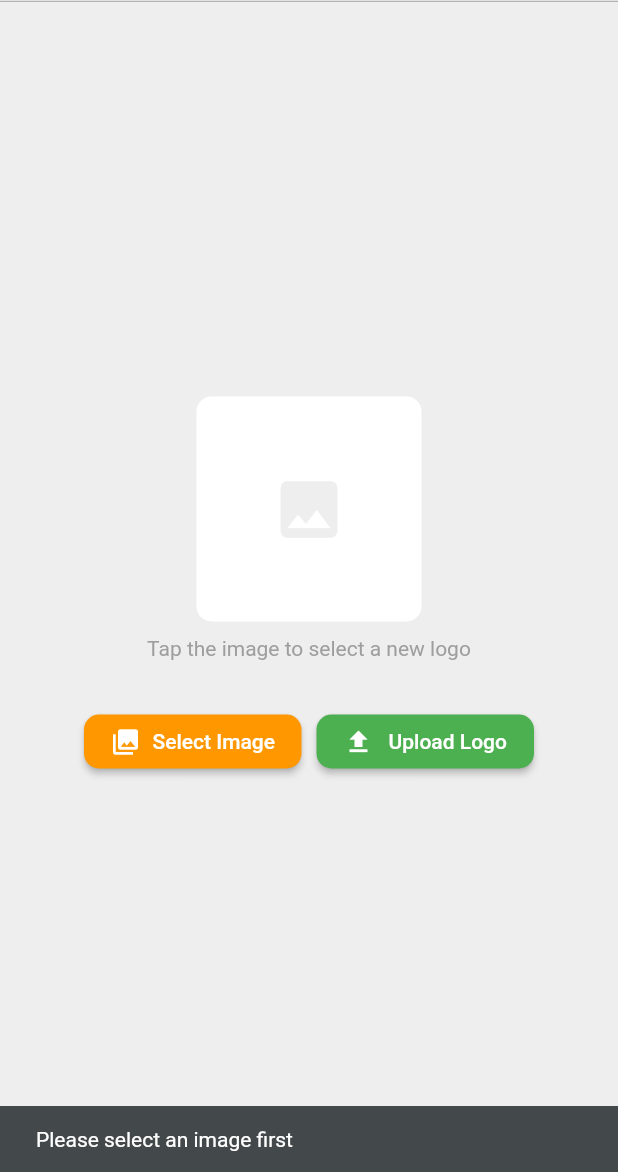
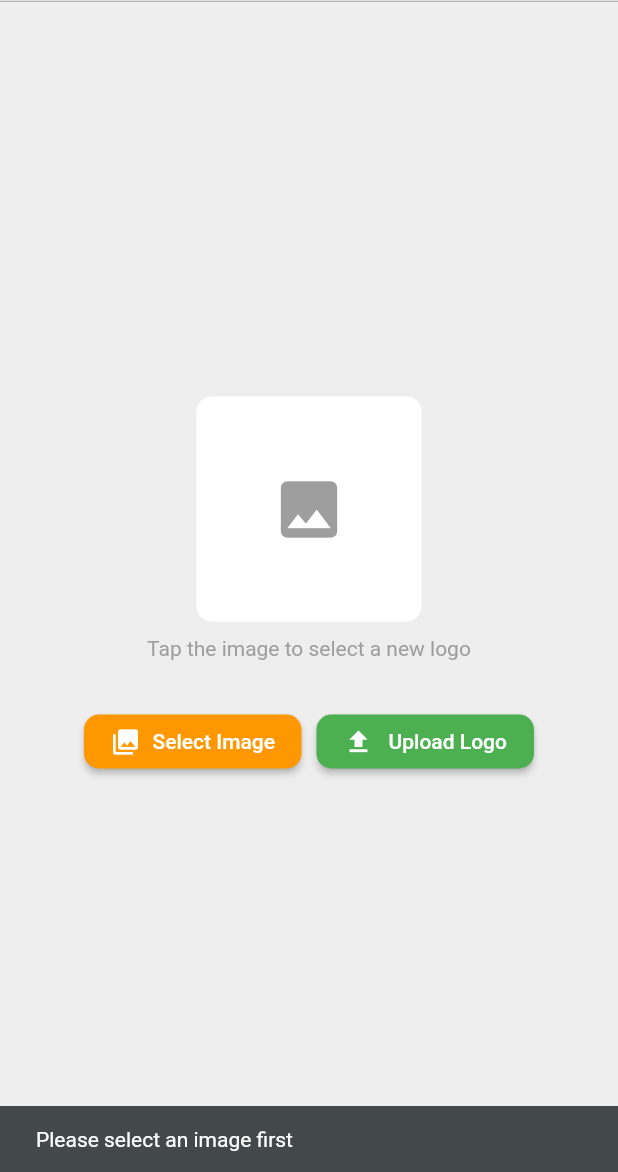
Before and after one commit to SoftArt-Sarl/inventory-app, a Flutter app: the PasswordChangeScreen screen opened directly, after a tap on "Update Password", after a tap on "Company Logo", after a tap on "Upload Logo", on a phone screen of 412 x 824 dp, the part 64-1236 px from its top. Run offline on Flutter 3.47's test engine with Material 3 defaults, Android fonts, the light colour scheme and no system bars; our stand-ins replace animated_custom_dropdown, dio, fl_chart, font_awesome_flutter, get, image_picker and 6 more; missing offline and left inert: flutter_date_range_picker, simple_grid; accounts and stored records are empty; network calls fail.

Commit message:
correction apporté

```diff
--- a/lib/controller/apiController.dart
+++ b/lib/controller/apiController.dart
@@ -40,6 +40,7 @@ class ApiController extends GetxController {
       final response = await _apiService.fetchCompanyUserInfo();
       companyUserInfo.value = CompanyUserInfo.fromJson(response.data);
       isLoading.value = false; // Mettre à jour l'état de chargement
+      // print(cop)
     } catch (e) {
       print('Erreur lors de la récupération des informations : $e');
     }
--- a/lib/pages/Saledistrubution.dart
+++ b/lib/pages/Saledistrubution.dart
@@ -188,10 +188,7 @@ class _SalesDistributionChartState extends State<SalesDistributionChart> {
       if (topSellingProducts.isEmpty) {
         return const Expanded(
           child: Center(
-            child: Text(
-              "Aucun produit vendu pour cette date",
-              style: TextStyle(fontSize: 16, fontWeight: FontWeight.bold),
-            ),
+            child: SizedBox(height: 20,width:20 ,child: CircularProgressIndicator()),
           ),
         );
       }
--- a/lib/pages/settingsPage.dart
+++ b/lib/pages/settingsPage.dart
@@ -1,5 +1,6 @@
 import 'dart:math';
 
+import 'package:flutter/foundation.dart' show kIsWeb;
 import 'package:flutter/material.dart';
 import 'package:flutter_application_1/controller/appController.dart';
 import 'package:flutter_application_1/pages/editingUser.dart';
@@ -234,20 +235,28 @@ class _UpdateCompanyLogoPageState extends State<UpdateCompanyLogoPage> {
   final ApiService apiService = ApiService();
   bool isLoading = false;
   File? _selectedImage; // Fichier pour stocker l'image sélectionnée
+  String? _webImagePath; // Chemin pour l'image sélectionnée sur le web
 
   Future<void> pickImage() async {
     try {
       final pickedFile = await ImagePicker().pickImage(
-        source: ImageSource
-            .gallery, // Permet de choisir une image depuis la galerie
+        source: ImageSource.gallery, // Permet de choisir une image depuis la galerie
         maxWidth: 800, // Redimensionne l'image pour réduire la taille
         maxHeight: 800,
       );
 
       if (pickedFile != null) {
+        if (kIsWeb) {
+          // Pour le web, utilisez le chemin temporaire
           setState(() {
-          _selectedImage = File(pickedFile.path); // Stocke l'image sélectionnée
+            _webImagePath = pickedFile.path;
           });
+        } else {
+          // Pour mobile/desktop, utilisez File
+          setState(() {
+            _selectedImage = File(pickedFile.path);
+          });
+        }
       }
     } catch (e) {
       ScaffoldMessenger.of(context).showSnackBar(
@@ -257,7 +266,14 @@ class _UpdateCompanyLogoPageState extends State<UpdateCompanyLogoPage> {
   }
 
   Future<void> uploadLogo() async {
-    if (_selectedImage == null) {
+    if (!kIsWeb && _selectedImage == null) {
+      ScaffoldMessenger.of(context).showSnackBar(
+        const SnackBar(content: Text("Please select an image first")),
+      );
+      return;
+    }
+
+    if (kIsWeb && _webImagePath == null) {
       ScaffoldMessenger.of(context).showSnackBar(
         const SnackBar(content: Text("Please select an image first")),
       );
@@ -269,7 +285,9 @@ class _UpdateCompanyLogoPageState extends State<UpdateCompanyLogoPage> {
     });
 
     try {
-      final response = await apiService.updateCompanyLogo(_selectedImage!.path);
+      final response = await apiService.updateCompanyLogo(
+        kIsWeb ? _webImagePath! : _selectedImage!.path,
+      );
       if (response.statusCode == 200 || response.statusCode == 201) {
         ScaffoldMessenger.of(context).showSnackBar(
           const SnackBar(content: Text("Logo uploaded successfully")),
@@ -312,7 +330,31 @@ class _UpdateCompanyLogoPageState extends State<UpdateCompanyLogoPage> {
                 // Affiche l'image sélectionnée ou un placeholder
                 GestureDetector(
                   onTap: pickImage,
-                  child: _selectedImage != null
+                  child: kIsWeb
+                      ? (_webImagePath != null
+                          ? ClipRRect(
+                              borderRadius: BorderRadius.circular(10),
+                              child: Image.network(
+                                _webImagePath!,
+                                height: 150,
+                                width: 150,
+                                fit: BoxFit.cover,
+                              ),
+                            )
+                          : Container(
+                              height: 150,
+                              width: 150,
+                              decoration: BoxDecoration(
+                                color: Colors.white,
+                                borderRadius: BorderRadius.circular(10),
+                              ),
+                              child: const Icon(
+                                Icons.image,
+                                size: 50,
+                                color: Colors.grey,
+                              ),
+                            ))
+                      : (_selectedImage != null
                           ? ClipRRect(
                               borderRadius: BorderRadius.circular(10),
                               child: Image.file(
@@ -329,12 +371,12 @@ class _UpdateCompanyLogoPageState extends State<UpdateCompanyLogoPage> {
                                 color: Colors.white,
                                 borderRadius: BorderRadius.circular(10),
                               ),
-                          child: Icon(
+                              child: const Icon(
                                 Icons.image,
                                 size: 50,
-                            color: Colors.grey[200],
+                                color: Colors.grey,
                               ),
-                        ),
+                            )),
                 ),
                 const SizedBox(height: 10),
                 const Text(
@@ -405,7 +447,6 @@ class _UpdateCompanyLogoPageState extends State<UpdateCompanyLogoPage> {
     );
   }
 }
-
 // 🆕 Page pour modifier le nom de l'entreprise
 class UpdateCompanyNamePage extends StatefulWidget {
   @override
--- a/lib/pages/ventesChart.dart
+++ b/lib/pages/ventesChart.dart
@@ -231,7 +231,8 @@ class MonthlySalesChart extends StatelessWidget {
 
     if (salesByDay.isEmpty) {
       return const Center(
-        child: Text("Aucune donnée disponible pour ce mois."),
+
+        child: SizedBox(height: 20,width: 20,child: CircularProgressIndicator()),
       );
     }
 
```
Also changed, not shown: lib/pages/customdrawer.dart (+46 -32 lines), lib/services/Apiservice.dart (+29 -5 lines). Lines whose indentation alone changed are shown as unchanged.
